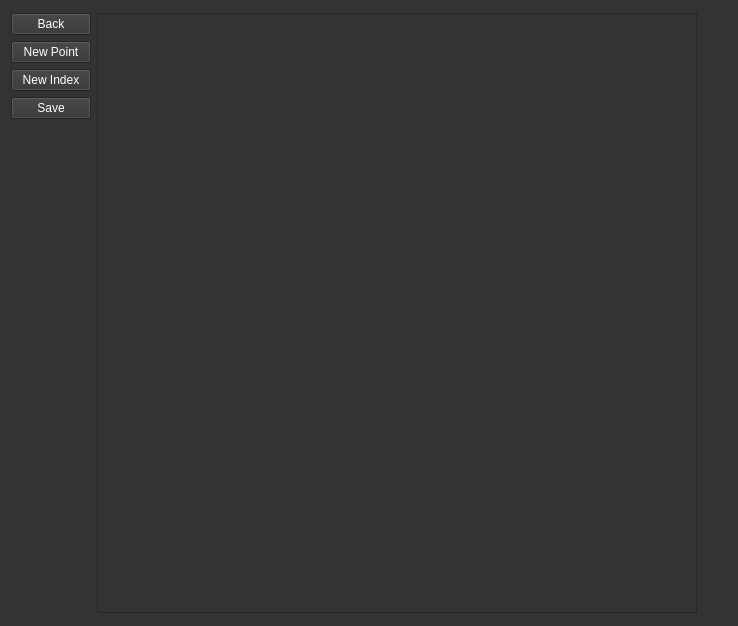
The window that ui/interface.ui (woofiwaffle/Route-Map) describes before a commit, drawn with Qt 5.
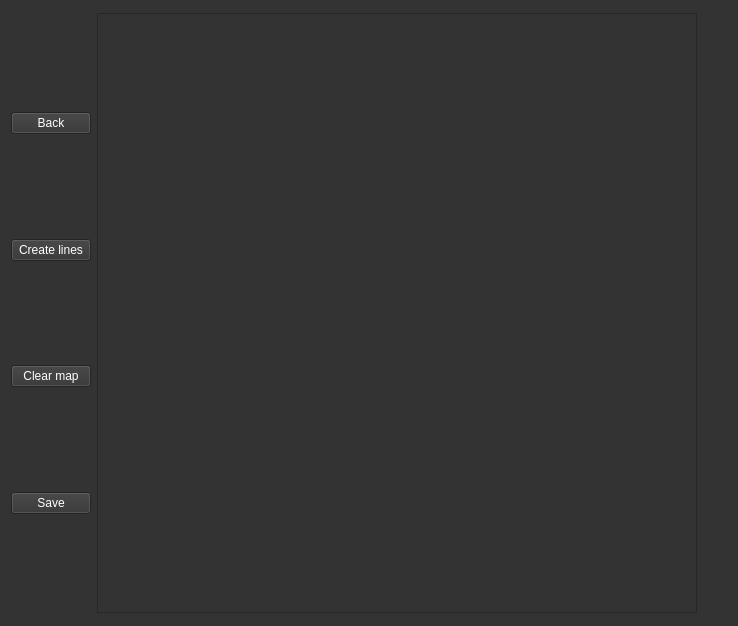
The same window after the commit.

```diff
--- a/ui/interface.ui
+++ b/ui/interface.ui
@@ -24,40 +24,105 @@
 color: #ffffff
 </string>
   </property>
-  <layout class="QFormLayout" name="formLayout_2">
+  <layout class="QFormLayout" name="formLayout">
    <item row="0" column="0">
-    <layout class="QFormLayout" name="formLayout">
+    <layout class="QGridLayout" name="gridLayout">
      <item row="0" column="0">
+      <spacer name="verticalSpacer_4">
+       <property name="orientation">
+        <enum>Qt::Vertical</enum>
+       </property>
+       <property name="sizeHint" stdset="0">
+        <size>
+         <width>20</width>
+         <height>40</height>
+        </size>
+       </property>
+      </spacer>
+     </item>
+     <item row="1" column="0">
       <widget class="QPushButton" name="button_Back">
        <property name="text">
         <string>Back</string>
        </property>
       </widget>
      </item>
-     <item row="1" column="0">
-      <widget class="QPushButton" name="button_NewPoint">
-       <property name="text">
-        <string>New Point</string>
-       </property>
-      </widget>
-     </item>
      <item row="2" column="0">
-      <widget class="QPushButton" name="button_Index">
+      <spacer name="verticalSpacer">
+       <property name="orientation">
+        <enum>Qt::Vertical</enum>
+       </property>
+       <property name="sizeHint" stdset="0">
+        <size>
+         <width>20</width>
+         <height>40</height>
+        </size>
+       </property>
+      </spacer>
+     </item>
+     <item row="3" column="0">
+      <widget class="QPushButton" name="button_CreateLine">
+       <property name="text">
+        <string>Create lines</string>
+       </property>
+      </widget>
+     </item>
+     <item row="4" column="0">
+      <spacer name="verticalSpacer_2">
+       <property name="orientation">
+        <enum>Qt::Vertical</enum>
+       </property>
+       <property name="sizeHint" stdset="0">
+        <size>
+         <width>20</width>
+         <height>40</height>
+        </size>
+       </property>
+      </spacer>
+     </item>
+     <item row="5" column="0">
+      <widget class="QPushButton" name="button_ClearMap">
        <property name="locale">
         <locale language="Russian" country="Belarus"/>
        </property>
        <property name="text">
-        <string>New Index</string>
+        <string>Clear map</string>
        </property>
       </widget>
      </item>
-     <item row="3" column="0">
+     <item row="6" column="0">
+      <spacer name="verticalSpacer_3">
+       <property name="orientation">
+        <enum>Qt::Vertical</enum>
+       </property>
+       <property name="sizeHint" stdset="0">
+        <size>
+         <width>20</width>
+         <height>40</height>
+        </size>
+       </property>
+      </spacer>
+     </item>
+     <item row="7" column="0">
       <widget class="QPushButton" name="button_Save">
        <property name="text">
         <string>Save</string>
        </property>
       </widget>
      </item>
+     <item row="8" column="0">
+      <spacer name="verticalSpacer_5">
+       <property name="orientation">
+        <enum>Qt::Vertical</enum>
+       </property>
+       <property name="sizeHint" stdset="0">
+        <size>
+         <width>20</width>
+         <height>40</height>
+        </size>
+       </property>
+      </spacer>
+     </item>
     </layout>
    </item>
    <item row="0" column="1">
```
